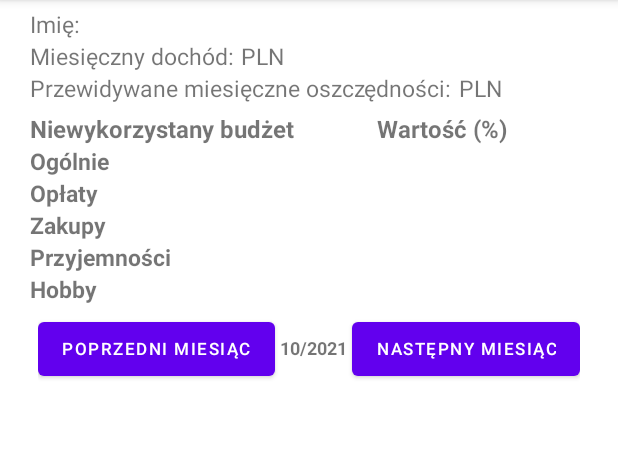
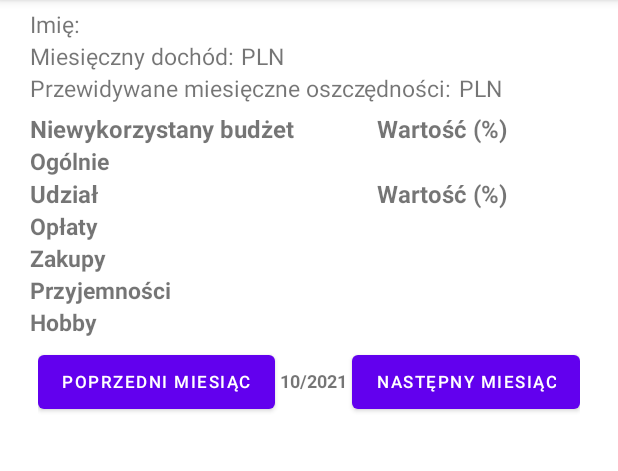
Before and after one commit to trebuh001/Budget_Planner, an Android app: the screen it shows after launch (MainActivity), on a phone screen of 412 x 824 dp, the part 84-555 px from its top. Run offline under Robolectric (Android 15) with nearby library versions, the phone set to English and light mode, and no system bars; our stand-ins replace Room's generated code.

Commit message:
Fix: MainActivityLayout

```diff
--- a/app/src/main/java/com/example/budget_planner/MainActivity.kt
+++ b/app/src/main/java/com/example/budget_planner/MainActivity.kt
@@ -464,6 +464,7 @@ class MainActivity : AppCompatActivity(), Adapter.OnItemClickListener {
                     val date = bindingAddCostDataDialogLayoutBinding.tvAddedDate.text.toString()
                     val cost = Cost(name, category, period, amount, date)
                     viewModel.insertCost(cost)
+                    handleRecyclerView(binding)
 
                 } else {
                     finish()
--- a/app/src/main/java/com/example/budget_planner/room/Cost.kt
+++ b/app/src/main/java/com/example/budget_planner/room/Cost.kt
@@ -2,7 +2,7 @@ package com.example.budget_planner.room
 
 import androidx.room.Entity
 import androidx.room.PrimaryKey
-// model class useful to Room
+
 @Entity(tableName = "cost_table")
 data class Cost(
            var name:String,
@@ -18,7 +18,4 @@ data class Cost(
     var id:Int=0
 
 }
-// below data class is useful for take "sum" from database through SQL commands:
-// @Query("SELECT SUM(amount) AS sum FROM cost_table  WHERE category = (:category) AND date= (:date)")
-// @Query("SELECT SUM(amount) AS sum FROM cost_table  WHERE date= (:date)")
-data class SumCost(var sum:Float)
+data class SumCost(var sum: Float)
--- a/app/src/main/res/layout/activity_main.xml
+++ b/app/src/main/res/layout/activity_main.xml
@@ -144,6 +144,29 @@
                 <TextView
                     android:layout_width="match_parent"
                     android:layout_height="wrap_content"
+                    android:text="@string/tvParticipation"
+                    android:gravity="center_vertical"
+                    android:textSize="16sp"
+                    android:textStyle="bold"
+                    android:layout_column="0"
+                    />
+                <TextView
+                    android:layout_width="match_parent"
+                    android:layout_height="wrap_content"
+                    android:text="@string/tvPercentValue"
+                    android:textSize="16sp"
+                    android:paddingHorizontal="55dp"
+                    android:layout_gravity="center_horizontal"
+                    android:layout_column="1"
+                    android:textStyle="bold"
+                    />
+            </TableRow>
+            <TableRow
+                android:layout_width="match_parent"
+                android:layout_height="match_parent">
+                <TextView
+                    android:layout_width="match_parent"
+                    android:layout_height="wrap_content"
                     android:text="@string/tvCharges"
                     android:gravity="center_vertical"
                     android:textSize="15sp"
--- a/app/src/main/res/values/strings.xml
+++ b/app/src/main/res/values/strings.xml
@@ -21,6 +21,7 @@
     <string name="period">Okres</string>
     <string name="amount">Kwota (PLN)</string>
     <string name="date">Data dodania</string>
+    <string name="tvParticipation">Udział</string>
     <string name="tapToDelete">stuknij aby usunąć</string>
     <string name="previousMonth">Poprzedni miesiąc</string>
     <string name="nextMonth">Następny miesiąc</string>
```
